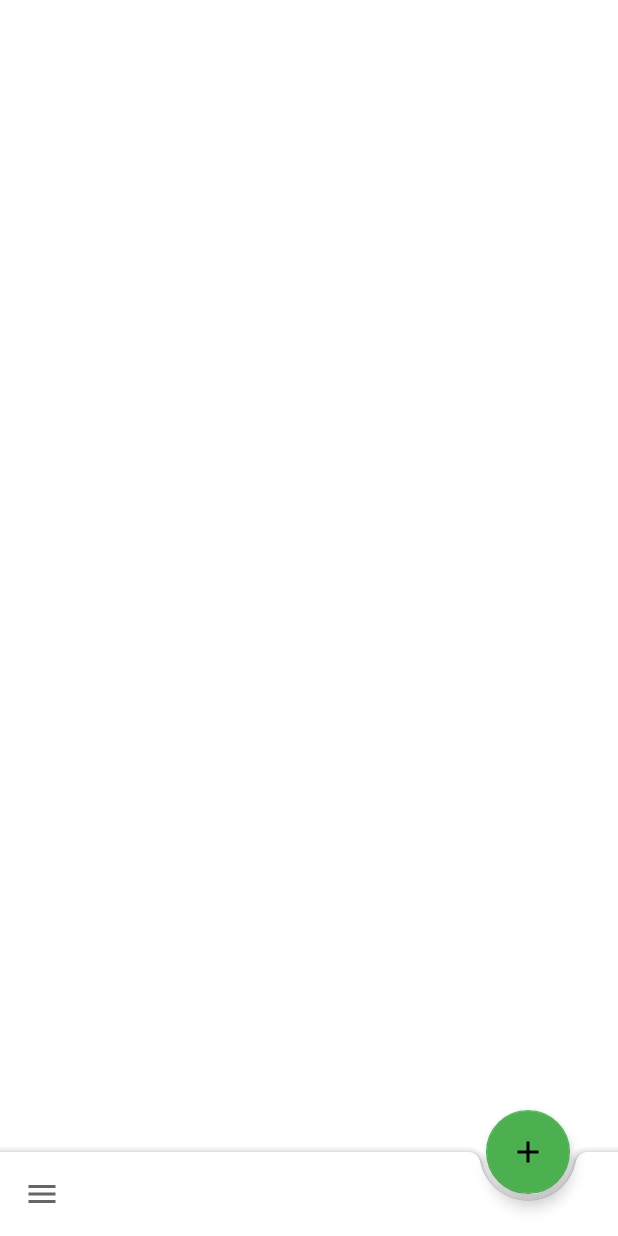
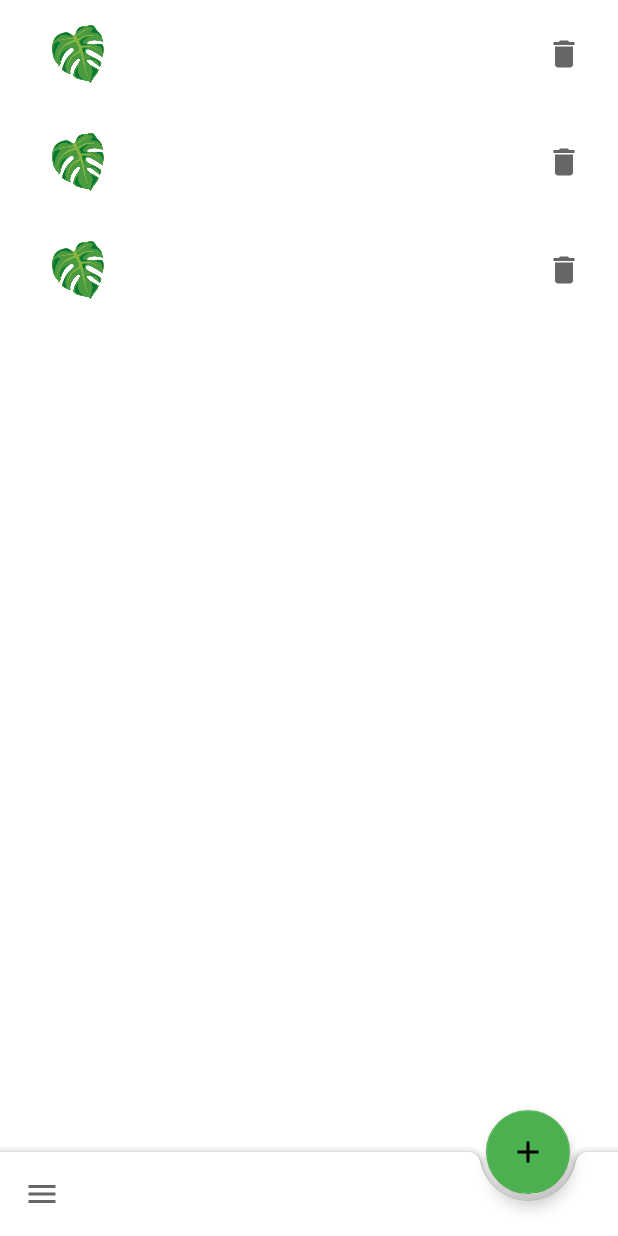
Before and after one commit to dopieralad/flowers, an Android app: the layout main_activity.xml on its own in the app's theme, with its tools: preview values and no code run, on a phone screen of 412 x 824 dp. Run offline under Robolectric (Android 15) with nearby library versions, the phone set to English and light mode, and no system bars.

Commit message:
Add possibility to delete Flowers

```diff
--- a/flowers/src/main/kotlin/pl/dopieralad/university/ma/flowers/MainActivity.kt
+++ b/flowers/src/main/kotlin/pl/dopieralad/university/ma/flowers/MainActivity.kt
@@ -14,6 +14,7 @@ import pl.dopieralad.university.ma.flowers.flower.FlowerListAdapter
 import pl.dopieralad.university.ma.flowers.flower.FlowerViewModel
 import pl.dopieralad.university.ma.flowers.utils.Extras
 import pl.dopieralad.university.ma.flowers.utils.RequestCode
+import java.util.function.Consumer
 
 class MainActivity : AppCompatActivity() {
 
@@ -30,7 +31,7 @@ class MainActivity : AppCompatActivity() {
     }
 
     private fun setupFlowerList() {
-        val recyclerAdapter = FlowerListAdapter(this)
+        val recyclerAdapter = FlowerListAdapter(this, Consumer { onFlowerDeleted(it) })
         val recyclerView: RecyclerView = findViewById(R.id.flower_list)
         recyclerView.adapter = recyclerAdapter
         recyclerView.layoutManager = LinearLayoutManager(this)
@@ -66,4 +67,10 @@ class MainActivity : AppCompatActivity() {
             }
         }
     }
+
+    private fun onFlowerDeleted(flower: Flower) {
+        flowerViewModel.delete(flower)
+        val view: RecyclerView = findViewById(R.id.flower_list)
+        Snackbar.make(view, "Flower '${flower.name}' deleted!", 2000).show()
+    }
 }
--- a/flowers/src/main/kotlin/pl/dopieralad/university/ma/flowers/flower/FlowerListAdapter.kt
+++ b/flowers/src/main/kotlin/pl/dopieralad/university/ma/flowers/flower/FlowerListAdapter.kt
@@ -4,11 +4,13 @@ import android.content.Context
 import android.view.LayoutInflater
 import android.view.View
 import android.view.ViewGroup
+import android.widget.ImageView
 import android.widget.TextView
 import androidx.recyclerview.widget.RecyclerView
 import pl.dopieralad.university.ma.flowers.R
+import java.util.function.Consumer
 
-class FlowerListAdapter(context: Context) : RecyclerView.Adapter<FlowerListAdapter.FlowerViewHolder>() {
+class FlowerListAdapter(context: Context, val deleteListener: Consumer<Flower>) : RecyclerView.Adapter<FlowerListAdapter.FlowerViewHolder>() {
 
     private val layoutInflater = LayoutInflater.from(context)
 
@@ -31,10 +33,13 @@ class FlowerListAdapter(context: Context) : RecyclerView.Adapter<FlowerListAdapt
 
         holder.name.text = flower.name
         holder.species.text = flower.species
+
+        holder.delete.setOnClickListener { deleteListener.accept(flower) }
     }
 
     class FlowerViewHolder(view: View) : RecyclerView.ViewHolder(view) {
         val name: TextView = view.findViewById(R.id.flower_name)
         val species: TextView = view.findViewById(R.id.flower_species)
+        val delete: ImageView = view.findViewById(R.id.delete_flower)
     }
 }
--- /dev/null
+++ b/flowers/src/main/res/drawable/ic_delete.xml
@@ -0,0 +1,10 @@
+<vector xmlns:android="http://schemas.android.com/apk/res/android"
+        android:width="24dp"
+        android:height="24dp"
+        android:viewportWidth="24.0"
+        android:viewportHeight="24.0"
+        android:tint="?attr/colorControlNormal">
+    <path
+        android:fillColor="@android:color/white"
+        android:pathData="M6,19c0,1.1 0.9,2 2,2h8c1.1,0 2,-0.9 2,-2V7H6v12zM19,4h-3.5l-1,-1h-5l-1,1H5v2h14V4z"/>
+</vector>
--- a/flowers/src/main/res/layout/flower_list_item.xml
+++ b/flowers/src/main/res/layout/flower_list_item.xml
@@ -10,6 +10,16 @@
         android:paddingStart="?listPreferredItemPaddingLeft"
         android:paddingEnd="?listPreferredItemPaddingRight">
 
+    <ImageView
+            android:id="@+id/flower_image"
+            android:contentDescription="@string/image"
+            android:layout_width="40dp"
+            android:layout_height="40dp"
+            android:layout_marginStart="16dp"
+            android:layout_marginTop="16dp"
+            android:scaleType="centerInside"
+            android:src="@drawable/ic_monstera"/>
+
     <LinearLayout
             android:id="@+id/lines_container"
             android:layout_width="wrap_content"
@@ -18,6 +28,8 @@
             android:layout_centerVertical="true"
             android:layout_marginLeft="16dp"
             android:layout_marginRight="16dp"
+            android:layout_toEndOf="@+id/flower_image"
+            android:layout_toStartOf="@+id/delete_flower"
             android:orientation="vertical"
             android:paddingBottom="16dp"
             android:paddingTop="16dp">
@@ -38,4 +50,15 @@
         />
     </LinearLayout>
 
+    <ImageView
+            android:id="@+id/delete_flower"
+            android:contentDescription="@string/delete"
+            android:layout_width="40dp"
+            android:layout_height="40dp"
+            android:layout_alignParentEnd="true"
+            android:layout_marginStart="16dp"
+            android:layout_marginTop="16dp"
+            android:scaleType="centerInside"
+            android:src="@drawable/ic_delete"/>
+
 </RelativeLayout>
--- a/flowers/src/main/res/values/strings.xml
+++ b/flowers/src/main/res/values/strings.xml
@@ -3,4 +3,6 @@
     <string name="action_settings">Settings</string>
     <string name="flower_name">Name</string>
     <string name="flower_species">Species</string>
+    <string name="delete">Delete</string>
+    <string name="image">Image</string>
 </resources>
```
Also changed, not shown: flowers/src/main/res/drawable/ic_monstera.png (added).
